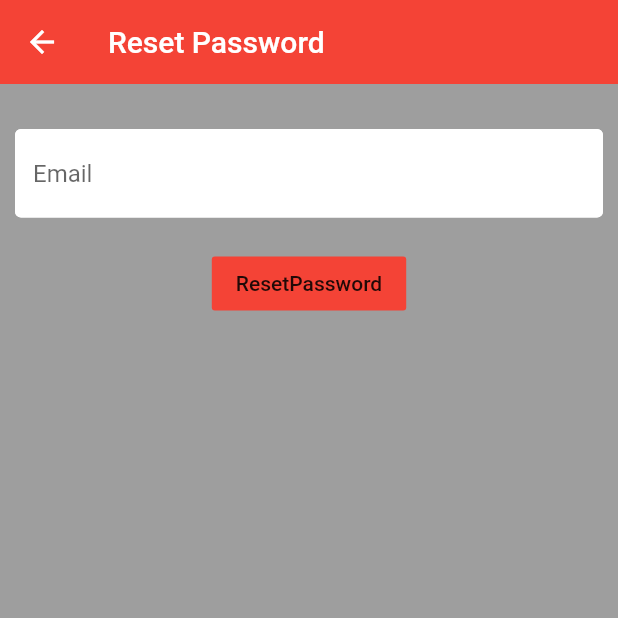
After one commit to Grave2363/Table_Top_Assist, a Flutter app: the screen it shows after launch, after a tap on "Sign In", after a tap on "Reset Password", on a phone screen of 412 x 824 dp, the top half of it. The commit adds this screen. Run offline on Flutter 3.47's test engine with Material 2 defaults, Android fonts, the phone set to English and light mode, and no system bars; our stand-ins replace cloud_firestore, firebase_auth, firebase_storage, flutter_spinkit, fluttertoast, image_picker and 1 more; accounts and stored records are empty.

Commit message:
added a reset password function to sign in

```diff
--- /dev/null
+++ b/lib/Authenticate/ResetPass.dart
@@ -0,0 +1,64 @@
+import 'package:flutter/material.dart';
+import 'package:rpgcompanion/Authenticate/regester.dart';
+import 'package:rpgcompanion/Home/home.dart';
+import 'package:rpgcompanion/servicces/auth.dart';
+import 'package:rpgcompanion/shared/const.dart';
+import 'package:rpgcompanion/shared/loading.dart';
+import 'package:shared_preferences/shared_preferences.dart';
+class resetPass extends StatefulWidget {
+  @override
+  _resetPassState createState() => _resetPassState();
+}
+
+class _resetPassState extends State<resetPass> {
+  final AuthSer _auth = AuthSer();
+  final _formKey = GlobalKey<FormState>();
+  bool load = false;
+  String error = '';
+  String email = '';
+  String password = '';
+  _save()async
+  {
+    SharedPreferences pref = await SharedPreferences.getInstance();
+    await pref.setString("Email", email);
+  }
+  @override
+  Widget build(BuildContext context) {
+    return load ?Load() : Scaffold(
+      backgroundColor: Colors.grey,
+      appBar: AppBar(
+        backgroundColor: Colors.red,
+        elevation: 0.0,
+        title: Text('Reset Password'),
+        actions: <Widget>[
+        ],
+      ),
+      body: Container(
+        padding: EdgeInsets.all(10.0),
+        child: Form(
+          key: _formKey,
+          child: Column(
+            children: <Widget>[
+              SizedBox(height: 20.0,),
+              TextFormField(onChanged: (val) {setState(() => email = val);},validator: (val) => val.isEmpty ? 'Enter an Email': null,decoration: textInputDecor.copyWith(hintText: 'Email') ),
+              SizedBox(height: 20.0,),
+              FlatButton( color: Colors.red, child: Text('ResetPassword'), onPressed: () async { if (_formKey.currentState.validate()){
+                setState(() => load = true);
+                dynamic res = await _auth.resetPass(email);
+                if (res == null){
+                  setState(() {
+                    error = 'invalid email';
+                    });
+                }
+              }
+              },
+              ),
+              SizedBox(height: 15.0,),
+              Text(error, style: TextStyle(color: Colors.red, fontSize: 12.0),),
+            ],
+          ),
+        ),
+      ),
+    );
+  }
+}
--- a/lib/Authenticate/signIn.dart
+++ b/lib/Authenticate/signIn.dart
@@ -1,4 +1,5 @@
 import 'package:flutter/material.dart';
+import 'package:rpgcompanion/Authenticate/ResetPass.dart';
 import 'package:rpgcompanion/Authenticate/regester.dart';
 import 'package:rpgcompanion/Home/home.dart';
 import 'package:rpgcompanion/servicces/auth.dart';
@@ -76,6 +77,15 @@ class _signInState extends State<signIn> {
                   }
                 },
               ),
+              SizedBox(height: 20.0,),
+              FlatButton(
+                color: Colors.red,
+                child: Text('Reset Password'),
+                onPressed: () async {
+                  Navigator.of(context).push(MaterialPageRoute(
+                      builder: (context) => resetPass()));
+                },
+              ),
               SizedBox(height: 15.0,),
               Text(error, style: TextStyle(color: Colors.red, fontSize: 12.0),),
             ],
--- a/lib/servicces/auth.dart
+++ b/lib/servicces/auth.dart
@@ -41,6 +41,10 @@ class AuthSer {
       print(e.toString());
     }
   }
+  Future resetPass(String email)async
+  {
+    await _auth.sendPasswordResetEmail(email: email);
+  }
   //regester
   Future regesterEmailAndPass(String email, String pass) async {
     try{
```
